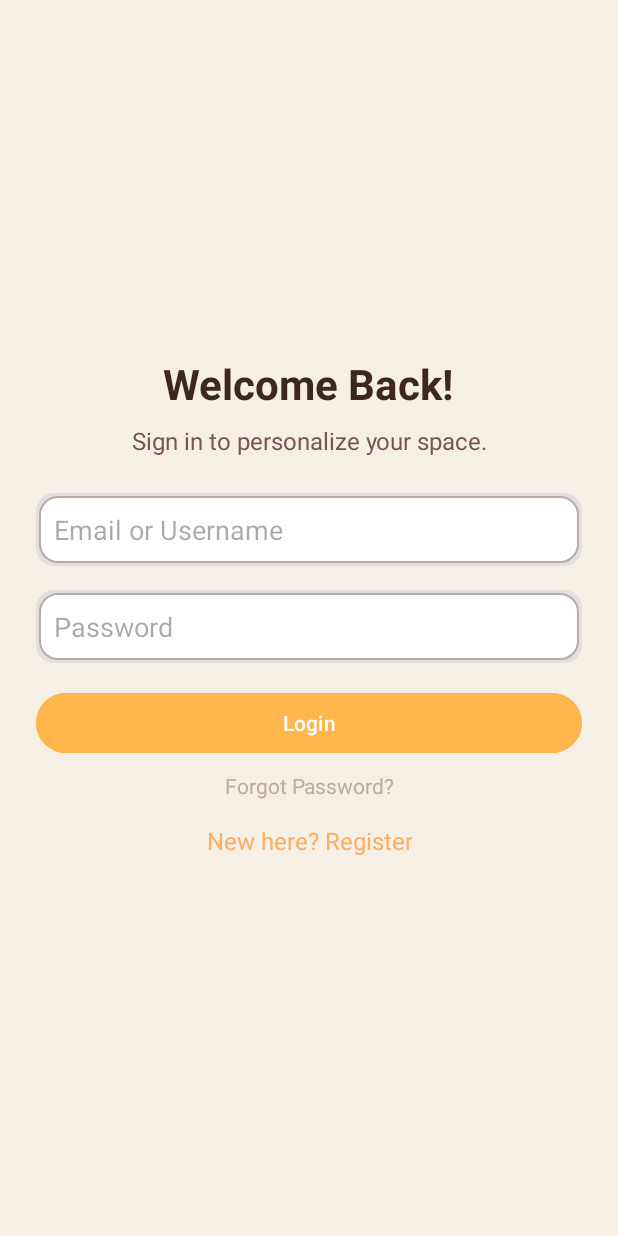
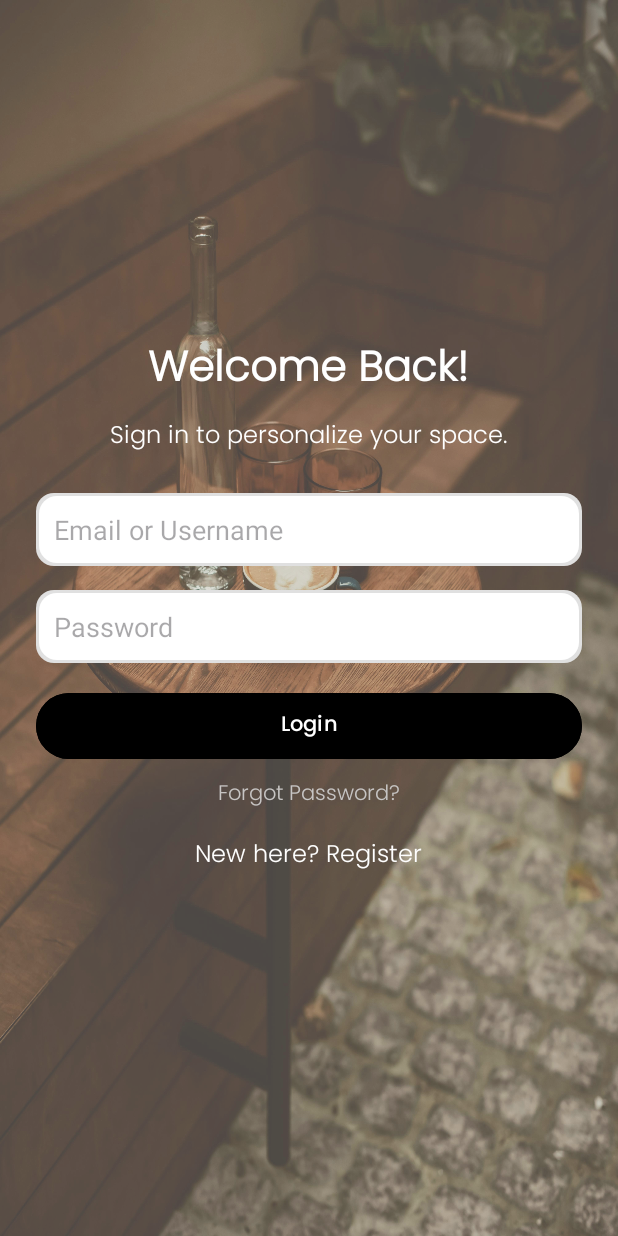
Before and after one commit to SURAJITSHAW/InstaMall, an Android app: the LoginFragment screen opened through its navigation route, on a phone screen of 412 x 824 dp. Run offline under Robolectric (Android 15) with nearby library versions, the phone set to English and light mode, and no system bars; our stand-ins replace Dagger/Hilt's generated code, Firebase (no records; nobody signed in at launch, a user with empty details on screens opened directly), navigation-ui; 1 statement that could not run was skipped.

Commit message:
Final changes done

```diff
--- a/app/src/main/java/com/example/instamall/fragments/HomeFragment.kt
+++ b/app/src/main/java/com/example/instamall/fragments/HomeFragment.kt
@@ -46,9 +46,9 @@ class HomeFragment : Fragment() {
             val tabTitle = customTab.findViewById<TextView>(R.id.tab_title)
             tabTitle.text = when (position) {
                 0 -> "Home"
-                1 -> "Cardio"
-                2 -> "Flexibility"
-                3 -> "Training"
+                1 -> "Sofa"
+                2 -> "Chairs"
+                3 -> "Cabinets"
                 else -> null
             }
             tab.customView = customTab
--- a/app/src/main/java/com/example/instamall/fragments/categories/HomeCatFragment.kt
+++ b/app/src/main/java/com/example/instamall/fragments/categories/HomeCatFragment.kt
@@ -86,7 +86,7 @@ class HomeCatFragment : Fragment() {
     }
 
     private fun fetchBestProducts() {
-        productRepository.getBestDealsProducts(
+        productRepository.getBestProducts(
             onSuccess = { products ->
                 binding.rvBestProducts.adapter = BestProductsAdapter(
                     products,
--- a/app/src/main/java/com/example/instamall/repo/ProductRepository.kt
+++ b/app/src/main/java/com/example/instamall/repo/ProductRepository.kt
@@ -35,7 +35,7 @@ class ProductRepository {
 
     fun getBestProducts(onSuccess: (List<Product>) -> Unit, onFailure: (Exception) -> Unit) {
         firestore.collection("products")
-            .whereEqualTo("category", "special")
+            .whereEqualTo("category", "all")
             .get()
             .addOnSuccessListener { snapshot ->
                 val products = snapshot.documents.mapNotNull { it.toObject(Product::class.java) }
--- a/app/src/main/res/drawable/input_background.xml
+++ b/app/src/main/res/drawable/input_background.xml
@@ -14,7 +14,7 @@
         <shape android:shape="rectangle">
             <solid android:color="#FFFFFF" /> <!-- Background color, white or off-white -->
             <corners android:radius="12dp" /> <!-- Rounded corners -->
-            <stroke android:width="1dp" android:color="#BCAAA4" /> <!-- Border color (taupe) -->
+<!--            <stroke android:width="1dp" android:color="#BCAAA4" /> &lt;!&ndash; Border color (taupe) &ndash;&gt;-->
         </shape>
     </item>
 
--- a/app/src/main/res/layout/fragment_login.xml
+++ b/app/src/main/res/layout/fragment_login.xml
@@ -5,13 +5,18 @@
     android:layout_height="match_parent"
     tools:context=".fragments.LoginFragment">
 
+    <ImageView
+        android:layout_width="match_parent"
+        android:layout_height="match_parent"
+        android:background="@drawable/bg_second"
+        android:alpha="0.7"/>
+
     <LinearLayout
         android:layout_height="match_parent"
         android:layout_width="match_parent"
         android:orientation="vertical"
         android:gravity="center"
-        android:padding="24dp"
-        android:background="#F5EFE6">
+        android:padding="24dp">
 
         <!-- Heading -->
         <TextView
@@ -19,7 +24,8 @@
             android:layout_width="wrap_content"
             android:text="Welcome Back!"
             android:textSize="28sp"
-            android:textColor="#3E2723"
+            android:textColor="@color/white"
+            android:fontFamily="@font/poppins_light"
             android:textStyle="bold"
             android:layout_marginBottom="8dp"/>
 
@@ -29,7 +35,8 @@
             android:layout_width="wrap_content"
             android:text="Sign in to personalize your space."
             android:textSize="16sp"
-            android:textColor="#795548"
+            android:textColor="@color/white"
+            android:fontFamily="@font/poppins_light"
             android:gravity="center"
             android:layout_marginBottom="24dp"/>
 
@@ -60,8 +67,10 @@
         <Button
             android:id="@+id/btnLogin"
             android:text="Login"
-            android:backgroundTint="#FFB74D"
+            android:backgroundTint="@color/black"
             android:textColor="#FFFFFF"
+            android:fontFamily="@font/poppins"
+            android:padding="10dp"
             android:layout_width="match_parent"
             android:layout_height="wrap_content"
             android:layout_marginBottom="8dp"/>
@@ -79,7 +88,8 @@
             android:layout_width="wrap_content"
             android:text="Forgot Password?"
             android:textSize="14sp"
-            android:textColor="#BCAAA4"
+            android:textColor="#C7C5C4"
+            android:fontFamily="@font/poppins_light"
             android:gravity="center"
             android:layout_marginBottom="16dp"/>
 
@@ -90,7 +100,8 @@
             android:layout_width="wrap_content"
             android:text="New here? Register"
             android:textSize="16sp"
-            android:textColor="#FFAD60"
+            android:textColor="@color/white"
+            android:fontFamily="@font/poppins_light"
             android:gravity="center"
             android:layout_marginBottom="16dp"/>
     </LinearLayout>
```
Also changed, not shown: app/src/main/res/font/poppins_bold.xml (added, +9 -0 lines), app/src/main/res/layout/fragment_register.xml (+15 -5 lines), app/src/main/res/drawable/bg_second.jpg (added), 1 other file.
